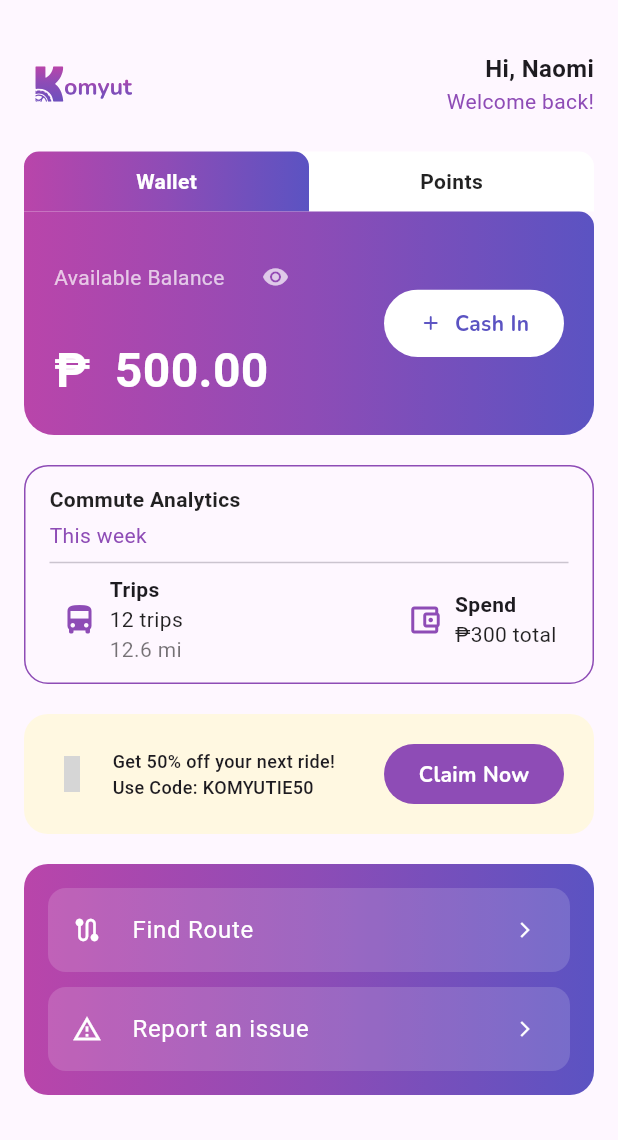
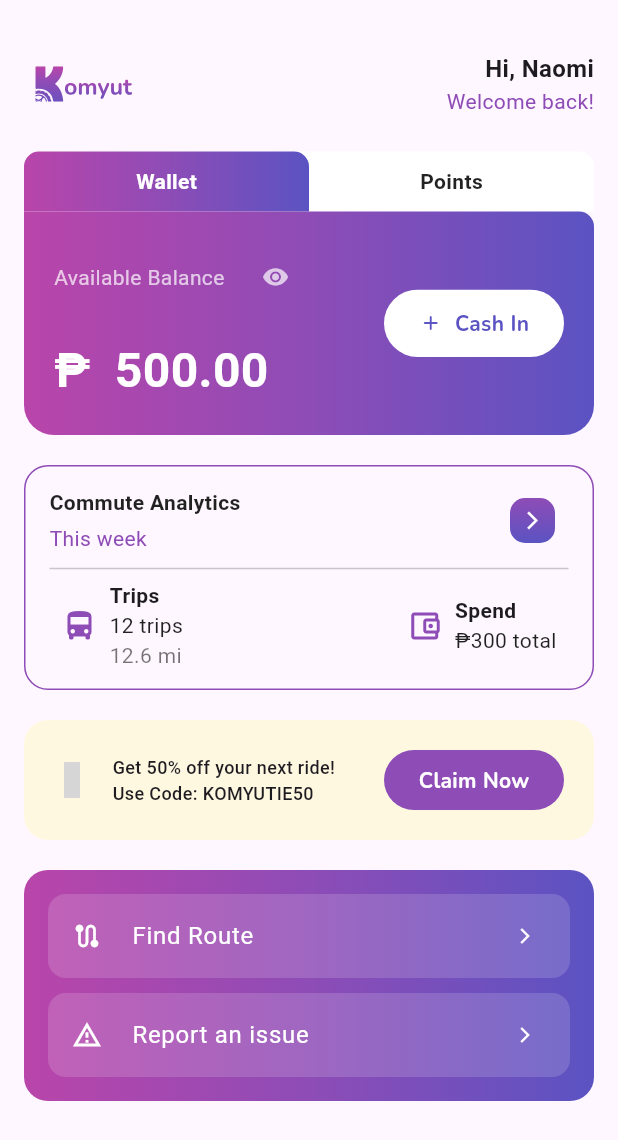
Before and after one commit to ShanRaboy11/komyut, a Flutter app: the CommuterDashboardPage widget shown alone on an empty page, opened directly, on a phone screen of 412 x 824 dp. Shown: the top 1140 px of the screen. Run offline on Flutter 3.47's test engine with Material 3 defaults, Android fonts, the phone set to English and light mode, and no system bars; our stand-ins replace flutter_svg, material_symbols_icons; project files that could hold a hidden picture were left out; grey boxes are pictures that could not be loaded.

Commit message:
feat(home commuter):added a button in analytics - Macatual

```diff
--- a/lib/views/pages/home_commuter.dart
+++ b/lib/views/pages/home_commuter.dart
@@ -394,12 +394,53 @@ class _CommuterDashboardPageState extends State<CommuterDashboardPage> {
     child: Column(
       crossAxisAlignment: CrossAxisAlignment.start,
       children: [
-          const Text('Commute Analytics',
-              style:
-                  TextStyle(fontWeight: FontWeight.bold, color: Colors.black87)),
-          const SizedBox(height: 4),
-          const Text('This week', style: TextStyle(color: Color(0xFF8E4CB6))),
+        // Top row: Title + button
+        Row(
+          mainAxisAlignment: MainAxisAlignment.spaceBetween,
+          children: [
+            Column(
+              crossAxisAlignment: CrossAxisAlignment.start,
+              children: const [
+                Text(
+                  'Commute Analytics',
+                  style: TextStyle(
+                      fontWeight: FontWeight.bold, color: Colors.black87),
+                ),
+                SizedBox(height: 4),
+                Text('This week', style: TextStyle(color: Color(0xFF8E4CB6))),
+              ],
+            ),
+            IconButton(
+  onPressed: () {},
+  icon: Container(
+    width: 30, // adjust size as needed
+    height: 30,
+    decoration: BoxDecoration(
+      gradient: const LinearGradient(
+        colors: [
+          Color(0xFF8E4CB6),
+          Color(0xFF5B53C2),
+        ],
+        begin: Alignment.topCenter,
+        end: Alignment.bottomCenter,
+      ),
+      borderRadius: BorderRadius.circular(10),
+    ),
+    child: const Center(
+      child: Icon(
+        Icons.arrow_forward_ios,
+        color: Colors.white,
+        size: 14,
+      ),
+    ),
+  ),
+),
+
+
+          ],
+        ),
         const Divider(),
+        // Analytics items row
         Padding(
           padding: const EdgeInsets.symmetric(horizontal: 8),
           child: Row(
@@ -416,6 +457,7 @@ class _CommuterDashboardPageState extends State<CommuterDashboardPage> {
     ),
   );
 }
+
 
   Widget _buildAnalyticsItem(IconData icon, String title, String value,
       {String? subtitle}) {
--- a/lib/views/widgets/navbar.dart
+++ b/lib/views/widgets/navbar.dart
@@ -1,5 +1,4 @@
 import 'package:flutter/material.dart';
-import 'package:material_symbols_icons/material_symbols_icons.dart';
 
 class AnimatedBottomNavBar extends StatefulWidget {
   final List<Widget> pages;
```
Lines whose indentation alone changed are shown as unchanged.
